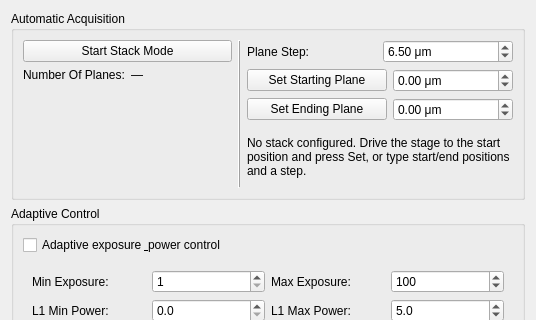
This is lightsheet/gui/panels/ui_stack_panel.ui in LIOMLab/lightsheet as Qt 5 draws it before an edit; both pictures show x 0 to 536 and y 0 to 320 of the 536 by 1031 pixel window. The edited form follows.
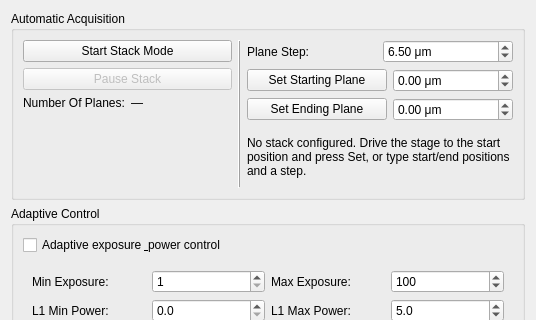
This is the edited form. Custom widgets are drawn as their Qt base class.

Commit message:
feat(stack): add plane-boundary pause control
- New pause_requested threading.Event on the shell, a peer of
  estop_event (never wrapped or aliased)
- Pause Stack button next to the stack Stop control; enabled only while
  a stack worker is running and no pause is pending
- Clicking Pause sets the event, latches the button off, and shows the
  STACK PAUSING mode badge until teardown completes
- Progress-driven badge updates keep showing PAUSING while a pause is
  pending

What changed in the file:
```diff
--- a/lightsheet/gui/panels/ui_stack_panel.ui
+++ b/lightsheet/gui/panels/ui_stack_panel.ui
@@ -42,6 +42,25 @@
           </property>
          </widget>
         </item>
+        <item>
+         <widget class="QPushButton" name="pushButton_acqPauseStack">
+          <property name="enabled">
+           <bool>false</bool>
+          </property>
+          <property name="sizePolicy">
+           <sizepolicy hsizetype="Minimum" vsizetype="Fixed">
+            <horstretch>0</horstretch>
+            <verstretch>0</verstretch>
+           </sizepolicy>
+          </property>
+          <property name="toolTip">
+           <string>Pause the running stack at the next plane boundary. The current plane finishes, lasers switch off, and the run can be resumed later from the acquisition queue.</string>
+          </property>
+          <property name="text">
+           <string>Pause Stack</string>
+          </property>
+         </widget>
+        </item>
         <item>
          <layout class="QHBoxLayout" name="horizontalLayout_89">
           <property name="leftMargin">
```
The commit also changes 4 other files.
